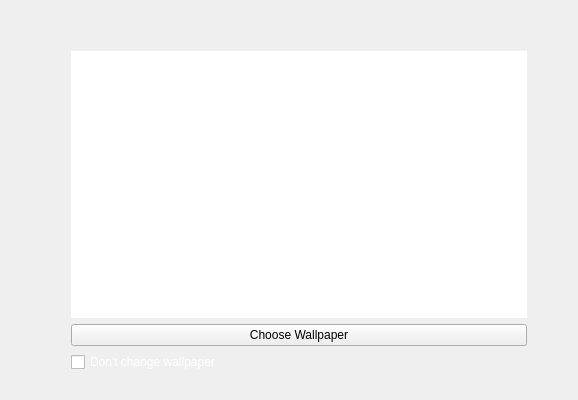
Above: kde4/kaptan4/src/gui/wallpaperWidget.ui from pars-linux/uludag before the change. Below: the same form after it.
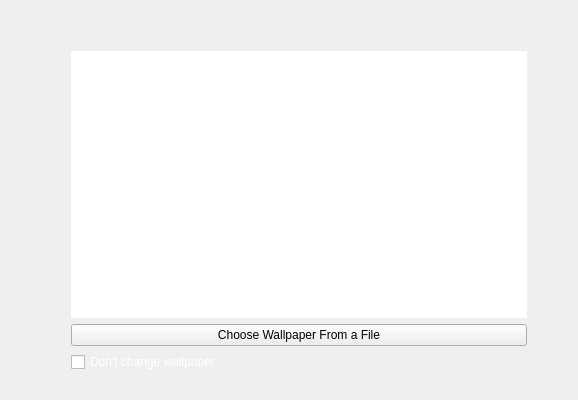
That is the form after the change.

Commit message: a more understandable string

Diff of the .ui file:
```diff
--- a/kde4/kaptan4/src/gui/wallpaperWidget.ui
+++ b/kde4/kaptan4/src/gui/wallpaperWidget.ui
@@ -77,7 +77,7 @@
         <string notr="true"/>
        </property>
        <property name="text">
-        <string>Choose Wallpaper</string>
+        <string>Choose Wallpaper From a File</string>
        </property>
       </widget>
      </item>
```
